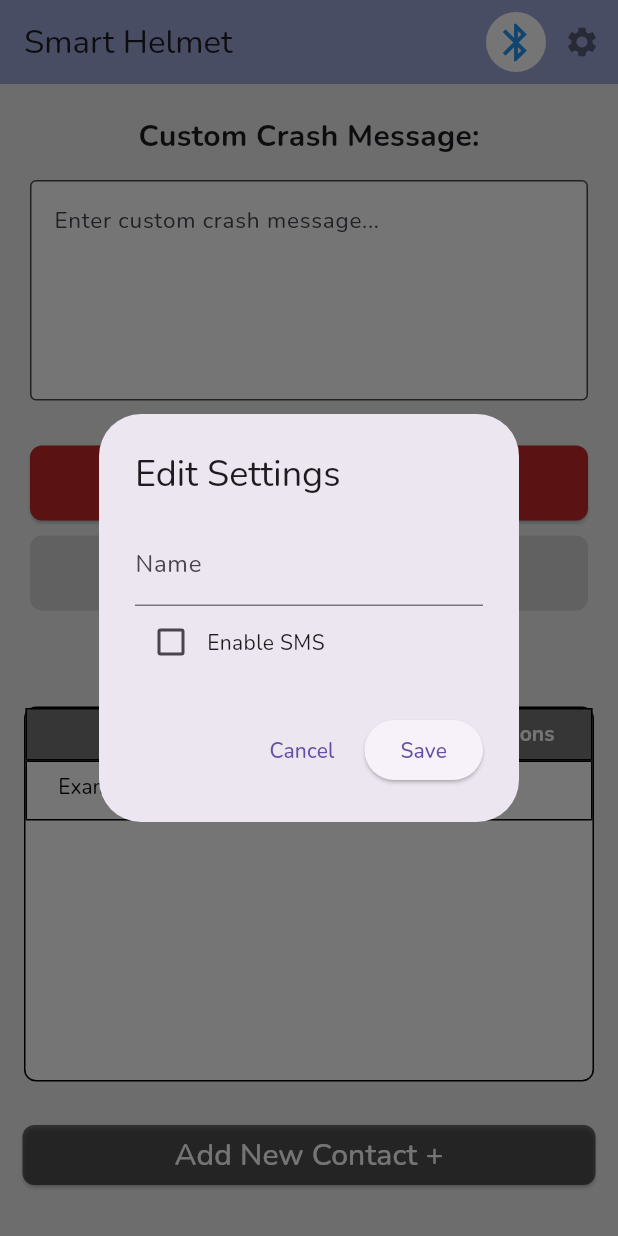
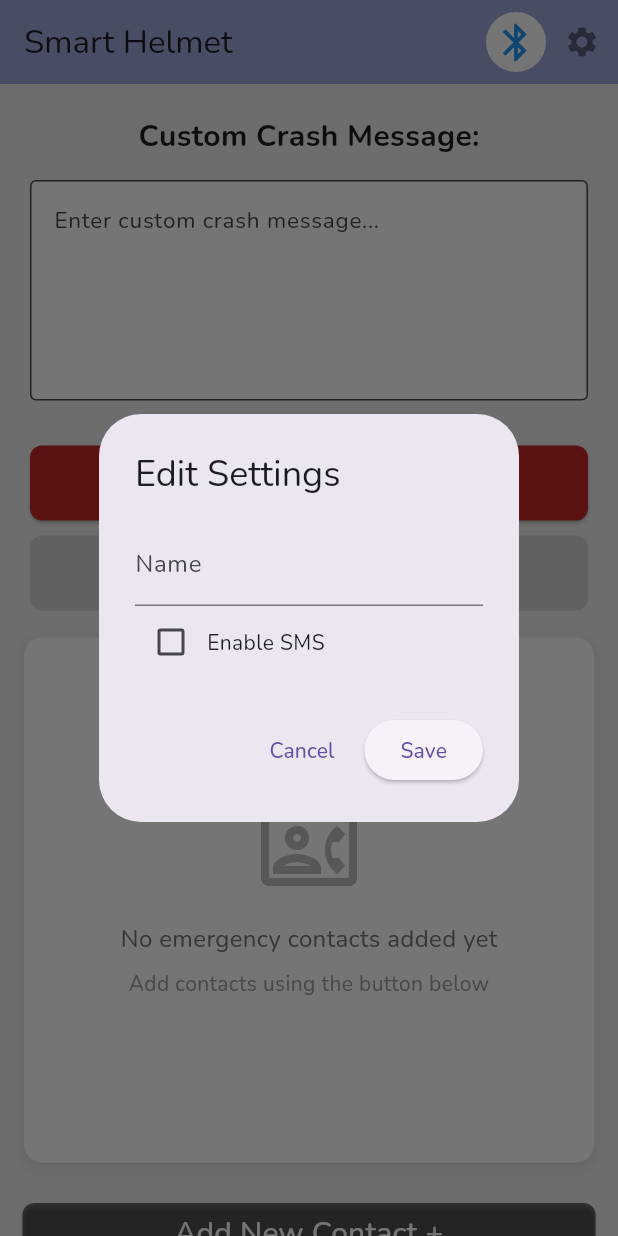
Before and after one commit to IsabellaTerick/smart_helmet, a Flutter app: the screen it shows after launch, on a phone screen of 412 x 824 dp. Run offline on Flutter 3.47's test engine with Material 3 defaults, Android fonts, the phone set to English and light mode, and no system bars; our stand-ins replace cloud_firestore, firebase_core, flutter_blue_plus, geolocator, permission_handler, shared_preferences; missing offline and left inert: twilio_flutter; accounts and stored records are empty.

Commit message:
Contact table finished

```diff
--- a/lib/contacts/contact_service.dart
+++ b/lib/contacts/contact_service.dart
@@ -53,7 +53,7 @@ void editContact(BuildContext context, String deviceId, String contId, String na
 }
 
 //Function to edit the custom crash message of a contact
-void editContactCrashMsg(BuildContext context, String deviceId, String contId, String name, String num) {
-  // Open the edit contact crash message dialog
-  editContactCrashMsgDialog(context, deviceId, contId, name, num);
+Future<void> editContactCrashMsg(BuildContext context, String deviceId, String contId, String name, String num) async {
+  // Open the edit crash message dialog and wait for it to close
+  await editCrashMessageDialog(context, deviceId, contId);
 }
--- a/lib/contacts/emergency_contact_tbl.dart
+++ b/lib/contacts/emergency_contact_tbl.dart
@@ -2,8 +2,8 @@ import 'package:flutter/material.dart';
 import 'package:cloud_firestore/cloud_firestore.dart';
 import '../services/device_id_service.dart';
 import './contact_service.dart';
-import '../crash/mode_synchronizer.dart'; // Import ModeSynchronizer
-import '../services/firebase_service.dart'; // Import FirebaseService
+import '../crash/mode_synchronizer.dart';
+import '../services/firebase_service.dart';
 
 class EmergencyContactTbl extends StatefulWidget {
   final ModeSynchronizer modeSynchronizer;
@@ -15,13 +15,11 @@ class EmergencyContactTbl extends StatefulWidget {
 }
 
 class _EmergencyContactTblState extends State<EmergencyContactTbl> {
-  String _currentMode = "safe"; // Tracks the current mode
+  String _currentMode = "safe";
 
   @override
   void initState() {
     super.initState();
-
-    // Listen for mode changes
     widget.modeSynchronizer.modeStream.listen((newMode) {
       setState(() {
         _currentMode = newMode;
@@ -38,190 +36,233 @@ class _EmergencyContactTblState extends State<EmergencyContactTbl> {
           return const Center(child: CircularProgressIndicator());
         }
         String deviceId = deviceSnapshot.data!;
+
         return Padding(
-          padding: const EdgeInsets.all(10.0),
-          child: Column(
-            children: [
-              Padding(
-                padding: const EdgeInsets.only(bottom: 15.0),
-                child: Text(
-                  'Emergency Contacts:',
-                  style: TextStyle(fontFamily: 'Nunito', fontSize: 20, fontWeight: FontWeight.bold),
-                ),
-              ),
-              Container(
-                height: 250,
+          padding: const EdgeInsets.symmetric(horizontal: 16.0, vertical: 8.0),
+          child: Container(
+            constraints: const BoxConstraints(maxHeight: 350),
             decoration: BoxDecoration(
               color: Colors.white,
-                  border: Border.all(color: Colors.black, width: 1.0),
-                  borderRadius: BorderRadius.circular(8.0),
-                ),
-                child: Column(
-                  children: [
-                    // Fixed header
-                    Container(
-                      decoration: BoxDecoration(
-                        borderRadius: const BorderRadius.only(
-                          topLeft: Radius.circular(8.0),
-                          topRight: Radius.circular(8.0),
-                        ),
-                        color: Colors.grey[600],
-                      ),
-                      child: Table(
-                        columnWidths: {
-                          0: const FixedColumnWidth(139),
-                          1: const FixedColumnWidth(139),
-                          2: const FixedColumnWidth(100),
-                        },
-                        border: TableBorder(
-                          horizontalInside: BorderSide(color: Colors.black, width: 1),
-                          verticalInside: BorderSide(color: Colors.black, width: 1),
-                          top: BorderSide(color: Colors.black, width: 1),
-                          bottom: BorderSide(color: Colors.black, width: 1),
-                          left: BorderSide(color: Colors.black, width: 1),
-                          right: BorderSide(color: Colors.black, width: 1),
-                        ),
-                        children: [
-                          TableRow(
-                            decoration: BoxDecoration(color: Colors.grey[600]),
-                            children: [
-                              tableCell(const Text('Name'), isHeader: true),
-                              tableCell(const Text('Phone Number'), isHeader: true),
-                              tableCell(const Text('Actions'), isHeader: true),
-                            ],
+              borderRadius: BorderRadius.circular(12.0),
+              boxShadow: [
+                BoxShadow(
+                  color: Colors.grey.withOpacity(0.2),
+                  spreadRadius: 1,
+                  blurRadius: 6,
+                  offset: const Offset(0, 3),
                 ),
               ],
             ),
-                    ),
-                    // Scrollable table body
-                    Expanded(
             child: StreamBuilder(
-                        stream: FirebaseFirestore.instance.collection(deviceId).doc('contacts').collection('list').snapshots(),
+              stream: FirebaseFirestore.instance
+                  .collection(deviceId)
+                  .doc('contacts')
+                  .collection('list')
+                  .snapshots(),
               builder: (context, snapshot) {
                 if (snapshot.connectionState == ConnectionState.waiting) {
                   return const Center(child: CircularProgressIndicator());
                 }
+
                 if (!snapshot.hasData || snapshot.data!.docs.isEmpty) {
-                            // No contacts -- show example row
-                            return SingleChildScrollView(
-                              child: Table(
-                                border: TableBorder.all(),
-                                columnWidths: {
-                                  0: const FixedColumnWidth(139),
-                                  1: const FixedColumnWidth(139),
-                                  2: const FixedColumnWidth(100),
+                  return _buildEmptyContactsList();
+                }
+
+                var contacts = snapshot.data!.docs;
+                return ListView.separated(
+                  padding: EdgeInsets.zero,
+                  itemCount: contacts.length,
+                  separatorBuilder: (context, index) => const Divider(height: 1),
+                  itemBuilder: (context, index) {
+                    var contact = contacts[index];
+                    var contId = contact.id;
+                    var contName = contact['name'];
+                    var contNum = contact['phoneNumber'];
+
+                    return _buildContactListTile(
+                        context,
+                        deviceId,
+                        contId,
+                        contName,
+                        contNum
+                    );
                   },
+                );
+              },
+            ),
+          ),
+        );
+      },
+    );
+  }
+
+  Widget _buildEmptyContactsList() {
+    return Center(
+      child: Column(
+        mainAxisAlignment: MainAxisAlignment.center,
         children: [
-                                  TableRow(
-                                    children: [
-                                      tableCell(const Text('Example Name')),
-                                      tableCell(const Text('123-456-7890')),
-                                      tableCell(Icon(Icons.delete, color: Colors.transparent)),
-                                    ],
+          Icon(
+            Icons.contact_phone_outlined,
+            size: 64,
+            color: Colors.grey[400],
+          ),
+          const SizedBox(height: 16),
+          Text(
+            'No emergency contacts added yet',
+            style: TextStyle(
+              fontFamily: 'Nunito',
+              fontSize: 16,
+              color: Colors.grey[600],
+            ),
+          ),
+          const SizedBox(height: 8),
+          Text(
+            'Add contacts using the button below',
+            style: TextStyle(
+              fontFamily: 'Nunito',
+              fontSize: 14,
+              color: Colors.grey[500],
+            ),
           ),
         ],
       ),
     );
   }
 
-                          var contacts = snapshot.data!.docs;
-                          return SingleChildScrollView(
-                            child: Table(
-                              border: TableBorder.all(),
-                              columnWidths: {
-                                0: const FixedColumnWidth(139),
-                                1: const FixedColumnWidth(139),
-                                2: const FixedColumnWidth(100),
-                              },
-                              children: contacts.map((contact) {
-                                var contId = contact.id;
-                                var contName = contact['name'];
-                                var contNum = contact['phoneNumber'];
+  Widget _buildContactListTile(
+      BuildContext context,
+      String deviceId,
+      String contactId,
+      String name,
+      String phoneNumber) {
 
-                                return TableRow(
+    return ListTile(
+      contentPadding: const EdgeInsets.symmetric(horizontal: 16.0, vertical: 8.0),
+      leading: CircleAvatar(
+        backgroundColor: Colors.blue[100],
+        child: Text(
+          name.isNotEmpty ? name[0].toUpperCase() : '?',
+          style: TextStyle(
+            color: Colors.blue[800],
+            fontWeight: FontWeight.bold,
+          ),
+        ),
+      ),
+      title: Text(
+        name,
+        style: const TextStyle(
+          fontFamily: 'Nunito',
+          fontWeight: FontWeight.bold,
+          fontSize: 16,
+        ),
+      ),
+      subtitle: Text(
+        phoneNumber,
+        style: TextStyle(
+          fontFamily: 'Nunito',
+          color: Colors.grey[600],
+        ),
+      ),
+      trailing: _buildActions(context, deviceId, contactId, name, phoneNumber),
+    );
+  }
+
+  Widget _buildActions(
+      BuildContext context,
+      String deviceId,
+      String contactId,
+      String name,
+      String phoneNumber) {
+
+    final bool isEditable = _currentMode == "safe";
+
+    return Row(
+      mainAxisSize: MainAxisSize.min,
       children: [
-                                    tableCell(Text(contName)),
-                                    tableCell(Text(contNum)),
-                                    tableCell(Row(
-                                      mainAxisAlignment: MainAxisAlignment.center,
-                                      children: [
+        // Edit Contact Action
         IconButton(
-                                          icon: Icon(Icons.edit, color: _currentMode == "safe" ? Colors.blue : Colors.grey),
-                                          onPressed: _currentMode == "safe"
-                                              ? () {
-                                            editContact(
+          icon: Icon(
+            Icons.edit_outlined,
+            color: isEditable ? Colors.blue : Colors.grey,
+          ),
+          tooltip: 'Edit Contact',
+          onPressed: isEditable
+              ? () => editContact(
             context,
             deviceId,
-                                              contId,
-                                              contName,
-                                              contNum,
+            contactId,
+            name,
+            phoneNumber,
+          )
+              : null,
+        ),
+
+        // Edit Message Action
+        IconButton(
+          icon: Icon(
+            Icons.message_outlined,
+            color: isEditable ? Colors.green : Colors.grey,
+          ),
+          tooltip: 'Edit Message',
+          onPressed: isEditable
+              ? () async {
+            try {
+              await editContactCrashMsg(
+                  context,
+                  deviceId,
+                  contactId,
+                  name,
+                  phoneNumber
+              );
+              if (context.mounted) {
+                ScaffoldMessenger.of(context).showSnackBar(
+                  SnackBar(
+                    content: Text("Crash message updated"),
+                    backgroundColor: Colors.grey,
+                  ),
                 );
               }
+            } catch (e) {
+              if (context.mounted) {
+                ScaffoldMessenger.of(context).showSnackBar(
+                  SnackBar(
+                    content: Text("Failed to update crash message"),
+                    backgroundColor: Colors.red,
                   ),
-                                        IconButton (
-                                          icon: const Icon(Icons.message, color: Colors.green),
-                                          onPressed: () {
-                                            editContactCrashMsg(context, deviceId, contId, contName, contNum);
-                                          },
+                );
+              }
+            }
+          }
+              : null,
         ),
+
+        // Delete Contact Action
         IconButton(
-                                          icon: Icon(Icons.delete, color: _currentMode == "safe" ? Colors.red : Colors.grey),
-                                          onPressed: _currentMode == "safe"
+          icon: Icon(
+            Icons.delete_outline,
+            color: isEditable ? Colors.red : Colors.grey,
+          ),
+          tooltip: 'Delete Contact',
+          onPressed: isEditable
               ? () async {
             try {
-                                              await deleteContact(context, deviceId, contId, contName);
+              await deleteContact(context, deviceId, contactId, name);
+              if (context.mounted) {
                 ScaffoldMessenger.of(context).showSnackBar(
                   SnackBar(content: Text("Contact deleted")),
                 );
+              }
             } catch (e) {
+              if (context.mounted) {
                 ScaffoldMessenger.of(context).showSnackBar(
                   SnackBar(content: Text("Failed to delete contact")),
                 );
               }
             }
+          }
               : null,
         ),
       ],
-                                    )),
-                                  ],
-                                );
-                              }).toList(),
-                            ),
-                          );
-                        },
-                      ),
-                    ),
-                  ],
-                ),
-              ),
-            ],
-          ),
-        );
-      },
-    );
-  }
-
-  // Code for a table cell
-  Widget tableCell(Widget child, {bool isHeader = false}) {
-    return Container(
-      alignment: Alignment.center,
-      padding: const EdgeInsets.all(8.0),
-      child: DefaultTextStyle(
-        style: TextStyle(
-          fontFamily: 'Nunito',
-          fontWeight: isHeader ? FontWeight.bold : FontWeight.normal,
-          color: isHeader ? Colors.white : Colors.black,
-        ),
-        child: Center(
-          child: child is Text
-              ? Text(
-            child.data!,
-            textAlign: TextAlign.center,
-            style: child.style,
-          )
-              : child,
-        ),
-      ),
     );
   }
 }
```
Also changed, not shown: lib/contacts/edit_contact_crash_msg_popup.dart (+54 -30 lines), 4 other files. Lines whose indentation alone changed are shown as unchanged.
